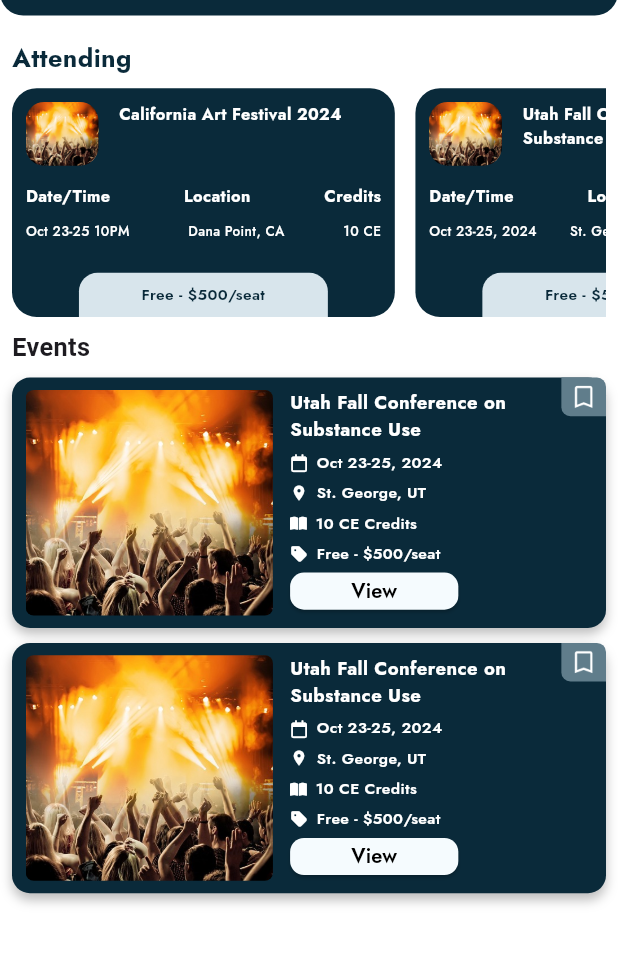
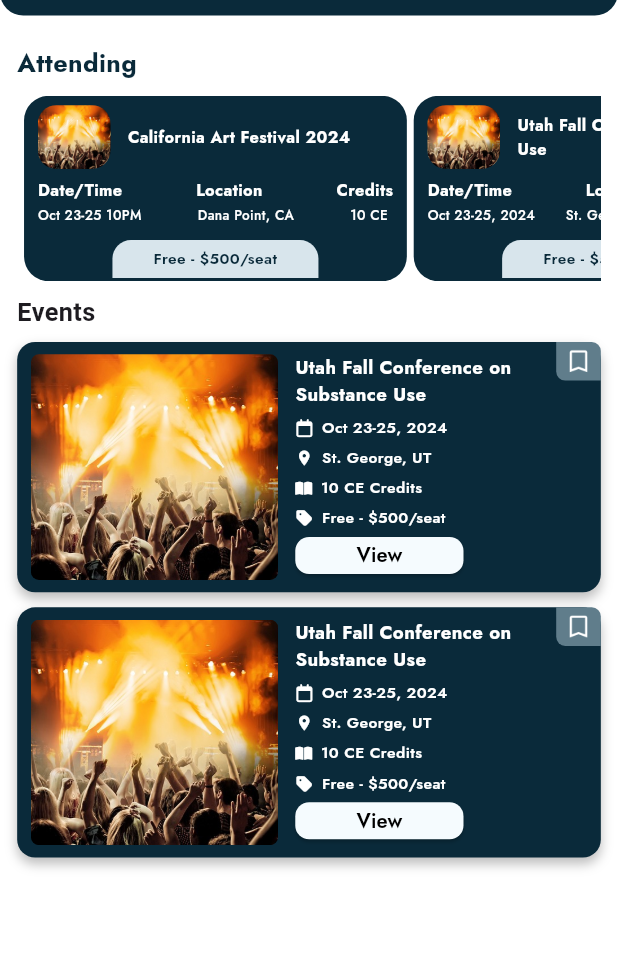
Before and after one commit to Shees-Ali1/Quandry, a Flutter app: the HomeScreen screen opened directly, on a phone screen of 412 x 824 dp, the part 139-1104 px from its top. Run offline on Flutter 3.47's test engine with Material 3 defaults, Android fonts, the phone set to English and light mode, and no system bars; our stand-ins replace animated_notch_bottom_bar, flutter_screenutil, flutter_svg, font_awesome_flutter, get, google_fonts and 4 more.

Commit message:
4nov Monday  update

```diff
--- a/lib/Homepage/homepage.dart
+++ b/lib/Homepage/homepage.dart
@@ -41,23 +41,21 @@ class HomeScreen extends StatelessWidget {
           FocusScope.of(context).unfocus(); // Close the keyboard when tapping outside
         },
         child: Padding(
-          padding: const EdgeInsets.all(8.0),
+          padding:  EdgeInsets.symmetric(horizontal: 10.w,vertical: 19.h),
           child: Column(
             children: [
               Expanded(
                 child: ListView(
                   children: [
                     // Section Title - Attending
-                    Padding(
-                      padding: EdgeInsets.symmetric(vertical: 8.h),
-                      child: Text(
+                    Text(
                       "Attending",
                       style: jost700(16.37.sp, AppColors.blueColor),
                     ),
-                    ),
+                    SizedBox(height: 10,),
                     // ListView.builder for Event Cards
-                    SizedBox(
-                      height: 148.h,// Adjusted width for better match
+                    Container(
+                      height: 120.h,// Adjusted width for better match
                       child: ListView.builder(
                         scrollDirection: Axis.horizontal,
                         itemCount: events.length,
@@ -107,39 +105,38 @@ class HomeScreen extends StatelessWidget {
 
   // Widget to build a horizontal event card
   Widget _buildEventCard(Map<String, String> event) {
-    return Padding(
-      padding: EdgeInsets.only(right: 12.w),
+    return
+        // Main Card Content (Background with Title and Event Info)
+        Padding(
+          padding: EdgeInsets.only(left: 4.w),
           child: Container(
             width: 223.w,
-        height: 120.h, // Fixed height for the card
-        child: Stack(
-          children: [
-            // Main Card Content (Background with Title and Event Info)
-            Container(
-              padding: EdgeInsets.all(8.w),
+            height: 119.h,
             decoration: BoxDecoration(
               color: AppColors.blueColor,
               borderRadius: BorderRadius.circular(16.r),
             ),
             child: Column(
-                crossAxisAlignment: CrossAxisAlignment.start,
+
               children: [
                 // Row for Image + Title
-                  Row(
-                    crossAxisAlignment: CrossAxisAlignment.start,
+                Padding(
+                  padding: EdgeInsets.only(left: 8.w,top: 6.01.h),
+                  child: Row(
+
                     children: [
                       // Event Image (Placeholder)
                       ClipRRect(
                         borderRadius: BorderRadius.circular(12.r),
                         child: Image.asset(
-                          AppImages.event_card_image
-                          ,width: 42.39.w,
+                          AppImages.event_card_image,
+                          width: 42.39.w,
                           height: 41.27.h,
                           fit: BoxFit.cover,
                         ),
                       ),
+                     SizedBox(width: 10.w,),
 
-                      SizedBox(width: 12.w), // Spacing between image and text
 
                      // Event Title
                       Expanded(
@@ -152,10 +149,13 @@ class HomeScreen extends StatelessWidget {
                       ),
                     ],
                   ),
-                  SizedBox(height: 12.h), // Spacing below title
+                ),
+                SizedBox(height: 6.h), // Spacing below title
 
                 // Row for Labels (Date/Time, Location, Credits)
-                  Row(
+                Padding(
+                  padding: EdgeInsets.only(left: 8.w,right: 8.w),
+                  child: Row(
                     mainAxisAlignment: MainAxisAlignment.spaceBetween,
                     children: [
                       Text(
@@ -170,13 +170,15 @@ class HomeScreen extends StatelessWidget {
                         'Credits',
                         style: jost700(10.54.sp, AppColors.backgroundColor),
                       ),
-
                     ],
                   ),
-                  SizedBox(height: 8.h), // Spacing between label and values
+                ),
+                SizedBox(height: 1.68.h), // Spacing between label and values
 
                 // Row for Values (Date, Location, Credits)
-                  Row(
+                Padding(
+                  padding: EdgeInsets.only(left: 8.w,right: 11.w),
+                  child: Row(
                     mainAxisAlignment: MainAxisAlignment.spaceBetween,
                     children: [
                       Text(
@@ -193,25 +195,20 @@ class HomeScreen extends StatelessWidget {
                       ),
                     ],
                   ),
-                ],
                 ),
-            ),
-
-            // Price Tag aligned at the bottom-center inside the Stack
-            Align(
-              alignment: Alignment.bottomCenter,
+                  SizedBox(height: 10.2.h),
+                  // Price Tag aligned at the bottom-center inside the Stack with reduced width
+                  Align(alignment: Alignment.center,
                     child: Container(
-                width: 145.w,
-                padding: EdgeInsets.symmetric(vertical: 7.h, horizontal: 16.w),
+                      width: 120.w,  // Reduced width
+                      padding: EdgeInsets.symmetric(vertical: 5.h, horizontal: 16.w),
                       decoration: BoxDecoration(
-
-                  color:AppColors.free,
+                        color: AppColors.free,
                         borderRadius: BorderRadius.only(
                           topLeft: Radius.circular(12.r), // Top-left corner radius
                           topRight: Radius.circular(12.r), // Top-right corner radius
-                    bottomLeft: Radius.zero,         // Bottom-left corner with no radius
-                    bottomRight: Radius.zero,        // Bottom-right corner with no radius
-                  ),                ),
+                        ),
+                      ),
                       child: Text(
                         event["price"]!,
                         style: jost600(10.sp, AppColors.blueColor),
@@ -219,10 +216,14 @@ class HomeScreen extends StatelessWidget {
                       ),
                     ),
                   ),
+
+
               ],
             ),
           ),
         );
+
+
   }
 
 
@@ -233,7 +234,7 @@ class HomeScreen extends StatelessWidget {
         borderRadius: BorderRadius.circular(12.r),
       ),
       child: Container(
-        padding: EdgeInsets.all(16.w),
+        padding: EdgeInsets.all(16),
         child: Row(
           children: [
             // Event Image Placeholder
```
Lines whose indentation alone changed are shown as unchanged.
